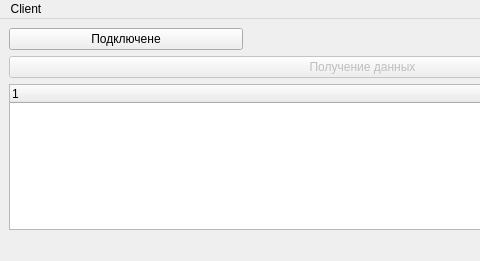
First picture: the form in client/clientwindow.ui, repository vavasik800/QTClientServer, before the edit; both pictures show x 0 to 480 and y 0 to 261 of the 725 by 261 pixel window.
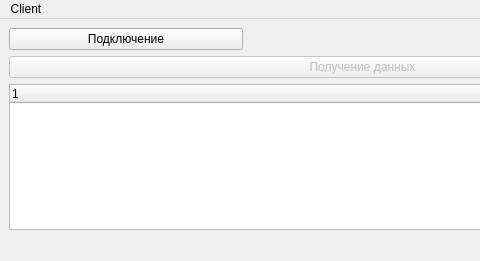
Second picture: the form after the edit.

Commit message: Новый путь до файла БД

```diff
--- a/client/clientwindow.ui
+++ b/client/clientwindow.ui
@@ -40,7 +40,7 @@
        <bool>false</bool>
       </property>
       <property name="text">
-       <string>Подключене</string>
+       <string>Подключение</string>
       </property>
      </widget>
     </item>
```
The commit also changes 1 other file.
